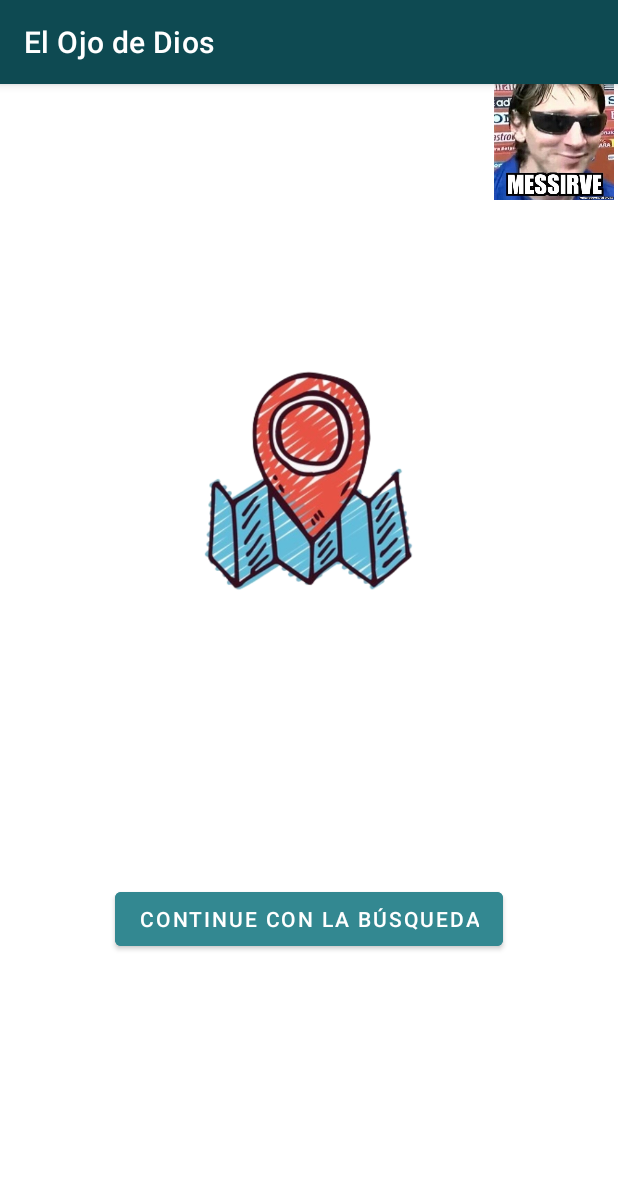
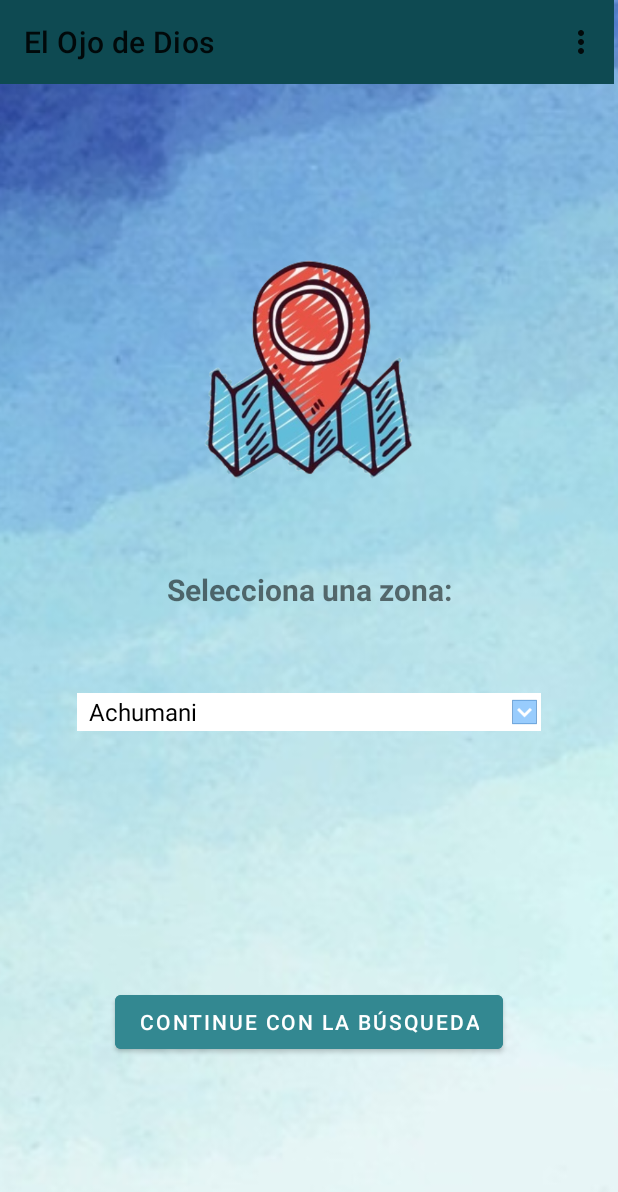
Before and after one commit to GaboRex/ProyectoProgra3, an Android app: the LocationActivity screen opened directly, with no data from a screen before it, on a phone screen of 412 x 824 dp. Shown: the top 1192 px of the screen. Run offline under Robolectric (Android 15) with nearby library versions, the phone set to English and light mode, and no system bars.

Commit message:
1er avance Ari

```diff
--- a/app/src/main/AndroidManifest.xml
+++ b/app/src/main/AndroidManifest.xml
@@ -9,7 +9,10 @@
         android:roundIcon="@mipmap/ic_index_round"
         android:supportsRtl="true"
         android:theme="@style/Theme.AgrupacionMarilyn">
-        <activity android:name=".LocationActivity"></activity>
+        <activity android:name=".RegisterActivity"></activity>
+        <activity android:name=".ListViewActivity" />
+        <activity android:name=".SearchActivity" />
+        <activity android:name=".LocationActivity" />
         <activity android:name=".ProfileActivity" />
         <activity android:name=".LoginActivity" />
         <activity android:name=".MainActivity" />
--- a/app/src/main/java/com/example/agrupacionmarilyn/LocationActivity.kt
+++ b/app/src/main/java/com/example/agrupacionmarilyn/LocationActivity.kt
@@ -3,21 +3,41 @@ package com.example.agrupacionmarilyn
 import android.content.Intent
 import androidx.appcompat.app.AppCompatActivity
 import android.os.Bundle
-import android.widget.Button
-import android.widget.ImageView
+import android.widget.*
 
 class LocationActivity : AppCompatActivity() {
-    var buttonProfile: ImageView? = null
+    var buttonContinuar: Button? = null
+    lateinit var spinner: Spinner
+    lateinit var toolbar: androidx.appcompat.widget.Toolbar
+    val listOfLocations = listOf("Achumani", "Calacoto", "Los Pinos")
 
     override fun onCreate(savedInstanceState: Bundle?) {
         super.onCreate(savedInstanceState)
         setContentView(R.layout.activity_location)
 
-        buttonProfile = findViewById(R.id.buttonProfile)
+        buttonContinuar = findViewById(R.id.buttonContinuar)
+        spinner = findViewById(R.id.spinner)
 
-        buttonProfile?.setOnClickListener {
-            val intent = Intent(this, ProfileActivity::class.java)
+        buttonContinuar?.setOnClickListener {
+            val intent = Intent(this, SearchActivity::class.java)
             startActivity(intent)
+        }
+
+        val adapter = ArrayAdapter(this, android.R.layout.simple_spinner_dropdown_item, listOfLocations)
+        spinner.adapter = adapter
+
+        toolbar = findViewById(R.id.toolbar)
+        toolbar.setOnMenuItemClickListener { menuItem ->
+            when (menuItem.itemId) {
+                R.id.menu_item_acerca_de -> {
+                    Toast.makeText(this, "Click en Acerca de", Toast.LENGTH_SHORT).show()
+                }
+                R.id.menu_item_perfil -> {
+                    val intent = Intent(this, ProfileActivity::class.java)
+                    startActivity(intent)
+                }
+            }
+            true
         }
     }
 }
--- a/app/src/main/res/layout/activity_location.xml
+++ b/app/src/main/res/layout/activity_location.xml
@@ -6,16 +6,30 @@
     android:layout_height="match_parent"
     tools:context=".LocationActivity">
 
+    <ImageView
+        android:id="@+id/imageView8"
+        android:layout_width="0dp"
+        android:layout_height="0dp"
+        android:scaleType="centerCrop"
+        app:layout_constraintBottom_toBottomOf="parent"
+        app:layout_constraintEnd_toEndOf="parent"
+        app:layout_constraintHorizontal_bias="0.0"
+        app:layout_constraintStart_toStartOf="parent"
+        app:layout_constraintTop_toTopOf="parent"
+        app:layout_constraintVertical_bias="1.0"
+        app:srcCompat="@drawable/fondo_splash" />
+
     <Button
-        android:id="@+id/button"
+        android:id="@+id/buttonContinuar"
         android:layout_width="wrap_content"
         android:layout_height="wrap_content"
-        android:backgroundTint="#338891"
+        android:backgroundTint="@color/blue_2"
         android:text="Continue con la búsqueda"
         app:layout_constraintBottom_toBottomOf="parent"
         app:layout_constraintEnd_toEndOf="parent"
         app:layout_constraintStart_toStartOf="parent"
-        app:layout_constraintTop_toBottomOf="@+id/imageView10" />
+        app:layout_constraintTop_toBottomOf="@+id/imageView10"
+        app:layout_constraintVertical_bias="0.736" />
 
     <ImageView
         android:id="@+id/imageView10"
@@ -26,15 +40,55 @@
         app:layout_constraintHorizontal_bias="0.498"
         app:layout_constraintStart_toStartOf="parent"
         app:layout_constraintTop_toTopOf="parent"
-        app:layout_constraintVertical_bias="0.303"
+        app:layout_constraintVertical_bias="0.25"
         app:srcCompat="@drawable/location" />
 
+    <Spinner
+        android:id="@+id/spinner"
+        android:layout_width="309dp"
+        android:layout_height="25dp"
+        android:background="@color/white"
+        app:layout_constraintBottom_toTopOf="@+id/buttonContinuar"
+        app:layout_constraintEnd_toEndOf="parent"
+        app:layout_constraintStart_toStartOf="parent"
+        app:layout_constraintTop_toBottomOf="@+id/imageView10"
+        app:layout_constraintVertical_bias="0.443" />
+
+    <TextView
+        android:id="@+id/textView6"
+        android:layout_width="wrap_content"
+        android:layout_height="wrap_content"
+        android:layout_marginTop="52dp"
+        android:text="Selecciona una zona:"
+        android:textSize="20sp"
+        android:textStyle="bold"
+        app:layout_constraintBottom_toTopOf="@+id/spinner"
+        app:layout_constraintEnd_toEndOf="parent"
+        app:layout_constraintStart_toStartOf="parent"
+        app:layout_constraintTop_toBottomOf="@+id/imageView10"
+        app:layout_constraintVertical_bias="0.0" />
+
+    <androidx.appcompat.widget.Toolbar
+        android:id="@+id/toolbar"
+        android:layout_width="409dp"
+        android:layout_height="wrap_content"
+        android:background="?attr/colorPrimary"
+        android:minHeight="?attr/actionBarSize"
+        android:theme="?attr/actionBarTheme"
+        tools:layout_editor_absoluteX="1dp"
+        tools:layout_editor_absoluteY="1dp"
+        app:menu="@menu/toolbar_profile"
+        app:title="El Ojo de Dios"
+        tools:ignore="MissingConstraints" />
+
     <ImageView
-        android:id="@+id/buttonProfile"
-        android:layout_width="85dp"
-        android:layout_height="77dp"
-        app:layout_constraintEnd_toEndOf="parent"
-        app:layout_constraintTop_toTopOf="parent"
-        app:srcCompat="@drawable/profile_pic" />
-
+        android:id="@+id/imageView11"
+        android:layout_width="22dp"
+        android:layout_height="25dp"
+        android:padding="2dp"
+        app:layout_constraintBottom_toBottomOf="@+id/spinner"
+        app:layout_constraintEnd_toEndOf="@+id/spinner"
+        app:layout_constraintTop_toTopOf="@+id/spinner"
+        app:layout_constraintVertical_bias="0.0"
+        app:srcCompat="@drawable/arrow_down" />
 </androidx.constraintlayout.widget.ConstraintLayout>
--- /dev/null
+++ b/app/src/main/res/menu/toolbar_profile.xml
@@ -0,0 +1,10 @@
+<?xml version="1.0" encoding="utf-8"?>
+<menu xmlns:app="http://schemas.android.com/apk/res-auto"
+    xmlns:android="http://schemas.android.com/apk/res/android">
+    <item
+        android:id="@+id/menu_item_perfil"
+        android:title="Perfil" />
+    <item
+        android:id="@+id/menu_item_acerca_de"
+        android:title="Acerca de" />
+</menu>
--- a/app/src/main/res/values/colors.xml
+++ b/app/src/main/res/values/colors.xml
@@ -8,4 +8,5 @@
     <color name="black">#FF000000</color>
     <color name="white">#FFFFFFFF</color>
     <color name="blue_1">#0e4a52</color>
+    <color name="blue_2">#338891</color>
 </resources>
--- a/app/src/main/res/values/themes.xml
+++ b/app/src/main/res/values/themes.xml
@@ -1,6 +1,6 @@
 <resources xmlns:tools="http://schemas.android.com/tools">
     <!-- Base application theme. -->
-    <style name="Theme.AgrupacionMarilyn" parent="Theme.MaterialComponents.DayNight.DarkActionBar">
+    <style name="Theme.AgrupacionMarilyn" parent="Theme.MaterialComponents.DayNight.NoActionBar">
         <!-- Primary brand color. -->
         <item name="colorPrimary">@color/blue_1</item>
         <item name="colorPrimaryVariant">@color/blue_1</item>
```
Also changed, not shown: app/src/main/java/com/example/agrupacionmarilyn/ListViewActivity.kt (added, +22 -0 lines), app/src/main/java/com/example/agrupacionmarilyn/RegisterActivity.kt (added, +11 -0 lines), app/src/main/java/com/example/agrupacionmarilyn/SearchActivity.kt (added, +21 -0 lines), app/src/main/res/layout/activity_list_view.xml (added, +44 -0 lines), app/src/main/res/layout/activity_login.xml (+53 -26 lines), app/src/main/res/layout/activity_register.xml (added, +33 -0 lines), app/src/main/res/layout/activity_search.xml (added, +74 -0 lines), app/src/main/res/drawable-v24/arrow_down.png (added), app/src/main/res/drawable-v24/password.png, app/src/main/res/drawable-v24/profile_pic.jpg (deleted), app/src/main/res/drawable-v24/profile_pic.png (added), app/src/main/res/drawable-v24/user.jpg (deleted), app/src/main/res/drawable/buscar.png (added), app/src/main/res/drawable/fondo_buscador.jpeg (added).
